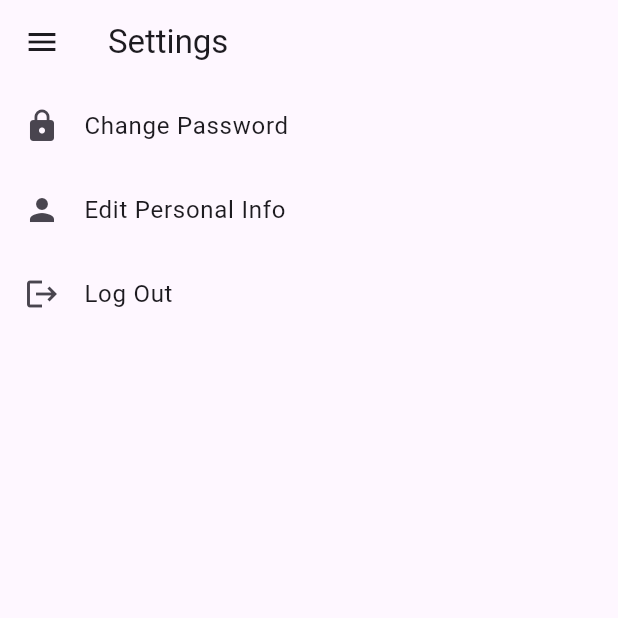
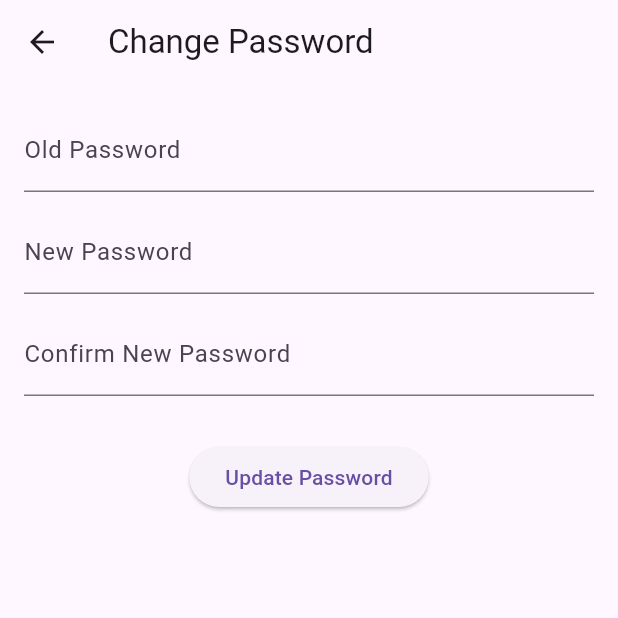
Before and after one commit to usmann56/message_board, a Flutter app: the SettingsScreen screen opened directly, after a tap on "Change Password", on a phone screen of 412 x 824 dp, the top half of it. Run offline on Flutter 3.47's test engine with Material 3 defaults, Android fonts, the phone set to English and light mode, and no system bars; our stand-ins replace cloud_firestore, firebase_auth, firebase_core; accounts and stored records are empty.

Commit message:
change password option

```diff
--- /dev/null
+++ b/lib/screens/change_password_screen.dart
@@ -0,0 +1,117 @@
+import 'package:flutter/material.dart';
+import 'package:firebase_auth/firebase_auth.dart';
+
+class ChangePasswordScreen extends StatefulWidget {
+  const ChangePasswordScreen({super.key});
+
+  @override
+  State<ChangePasswordScreen> createState() => _ChangePasswordScreenState();
+}
+
+class _ChangePasswordScreenState extends State<ChangePasswordScreen> {
+  final _oldPasswordController = TextEditingController();
+  final _newPasswordController = TextEditingController();
+  final _confirmPasswordController = TextEditingController();
+
+  bool _isLoading = false;
+  final FirebaseAuth _auth = FirebaseAuth.instance;
+
+  Future<void> _changePassword() async {
+    final user = _auth.currentUser;
+
+    if (user == null) return;
+
+    String oldPass = _oldPasswordController.text.trim();
+    String newPass = _newPasswordController.text.trim();
+    String confirmPass = _confirmPasswordController.text.trim();
+
+    if (oldPass.isEmpty || newPass.isEmpty || confirmPass.isEmpty) {
+      ScaffoldMessenger.of(
+        context,
+      ).showSnackBar(const SnackBar(content: Text("All fields are required")));
+      return;
+    }
+
+    if (newPass != confirmPass) {
+      ScaffoldMessenger.of(
+        context,
+      ).showSnackBar(const SnackBar(content: Text("Passwords do not match")));
+      return;
+    }
+
+    setState(() => _isLoading = true);
+
+    try {
+      final cred = EmailAuthProvider.credential(
+        email: user.email!,
+        password: oldPass,
+      );
+
+      await user.reauthenticateWithCredential(cred);
+
+      await user.updatePassword(newPass);
+
+      setState(() => _isLoading = false);
+
+      ScaffoldMessenger.of(context).showSnackBar(
+        const SnackBar(
+          content: Text("Password changed successfully"),
+          backgroundColor: Colors.green,
+        ),
+      );
+
+      Navigator.pop(context);
+    } on FirebaseAuthException catch (e) {
+      setState(() => _isLoading = false);
+
+      String message = "An error occurred";
+
+      if (e.code == 'invalid-credential') message = "Old password is incorrect";
+      if (e.code == 'weak-password') message = "New password is too weak";
+
+      ScaffoldMessenger.of(
+        context,
+      ).showSnackBar(SnackBar(content: Text(message)));
+    }
+  }
+
+  @override
+  Widget build(BuildContext context) {
+    return Scaffold(
+      appBar: AppBar(title: const Text("Change Password")),
+      body: Padding(
+        padding: const EdgeInsets.all(16.0),
+        child: Column(
+          children: [
+            TextField(
+              controller: _oldPasswordController,
+              obscureText: true,
+              decoration: const InputDecoration(labelText: "Old Password"),
+            ),
+            const SizedBox(height: 12),
+            TextField(
+              controller: _newPasswordController,
+              obscureText: true,
+              decoration: const InputDecoration(labelText: "New Password"),
+            ),
+            const SizedBox(height: 12),
+            TextField(
+              controller: _confirmPasswordController,
+              obscureText: true,
+              decoration: const InputDecoration(
+                labelText: "Confirm New Password",
+              ),
+            ),
+            const SizedBox(height: 30),
+            ElevatedButton(
+              onPressed: _isLoading ? null : _changePassword,
+              child: _isLoading
+                  ? const CircularProgressIndicator(color: Colors.white)
+                  : const Text("Update Password"),
+            ),
+          ],
+        ),
+      ),
+    );
+  }
+}
--- a/lib/screens/settings_screen.dart
+++ b/lib/screens/settings_screen.dart
@@ -2,6 +2,7 @@ import 'package:flutter/material.dart';
 import 'package:firebase_auth/firebase_auth.dart';
 import './profile_screen.dart';
 import '../components/app_drawer.dart';
+import './change_password_screen.dart';
 
 class SettingsScreen extends StatelessWidget {
   SettingsScreen({super.key});
@@ -29,9 +30,13 @@ class SettingsScreen extends StatelessWidget {
             leading: Icon(Icons.lock),
             title: const Text("Change Password"),
             onTap: () {
-              // TODO
+              Navigator.push(
+                context,
+                MaterialPageRoute(builder: (_) => const ChangePasswordScreen()),
+              );
             },
           ),
+
           ListTile(
             leading: Icon(Icons.person),
             title: const Text("Edit Personal Info"),
```
